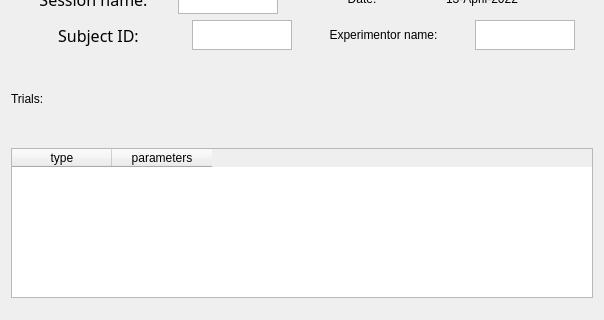
Qt form UI/create_session.ui (KehatSudri/Behavior_System2.0) before a commit; both pictures show x 0 to 604 and y 160 to 480 of the 604 by 769 pixel window.
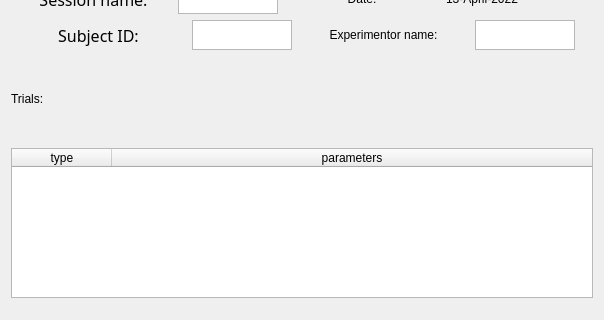
The same form after that commit.

What changed in the file:
```diff
--- a/UI/create_session.ui
+++ b/UI/create_session.ui
@@ -10,13 +10,28 @@
     <height>769</height>
    </rect>
   </property>
+  <property name="sizePolicy">
+   <sizepolicy hsizetype="Expanding" vsizetype="Expanding">
+    <horstretch>0</horstretch>
+    <verstretch>0</verstretch>
+   </sizepolicy>
+  </property>
   <property name="windowTitle">
    <string>MainWindow</string>
   </property>
   <widget class="QWidget" name="centralwidget">
+   <property name="sizePolicy">
+    <sizepolicy hsizetype="Expanding" vsizetype="Expanding">
+     <horstretch>0</horstretch>
+     <verstretch>0</verstretch>
+    </sizepolicy>
+   </property>
    <layout class="QGridLayout" name="gridLayout_2">
     <item row="0" column="0">
      <layout class="QGridLayout" name="gridLayout" rowstretch="1,1,1,1,10,1,1,0">
+      <property name="sizeConstraint">
+       <enum>QLayout::SetNoConstraint</enum>
+      </property>
       <item row="7" column="0">
        <layout class="QGridLayout" name="gridLayout_5" rowstretch="0,0,0,0,0,0" columnstretch="2,0,0,0,0">
         <item row="3" column="3">
@@ -606,11 +621,14 @@
        </layout>
       </item>
       <item row="4" column="0" rowspan="2">
-       <layout class="QGridLayout" name="trials_gridLayout_3" rowstretch="1,0" columnstretch="0">
+       <layout class="QGridLayout" name="trials_gridLayout_3" rowstretch="1,0">
+        <property name="sizeConstraint">
+         <enum>QLayout::SetNoConstraint</enum>
+        </property>
         <item row="1" column="0">
          <widget class="QTableWidget" name="trials_tableWidget">
           <property name="sizePolicy">
-           <sizepolicy hsizetype="Maximum" vsizetype="Maximum">
+           <sizepolicy hsizetype="Expanding" vsizetype="Expanding">
             <horstretch>0</horstretch>
             <verstretch>0</verstretch>
            </sizepolicy>
@@ -630,6 +648,12 @@
           <property name="styleSheet">
            <string notr="true">font: 12pt &quot;Gabriola&quot;;</string>
           </property>
+          <property name="sizeAdjustPolicy">
+           <enum>QAbstractScrollArea::AdjustToContents</enum>
+          </property>
+          <property name="editTriggers">
+           <set>QAbstractItemView::NoEditTriggers</set>
+          </property>
           <property name="selectionMode">
            <enum>QAbstractItemView::ExtendedSelection</enum>
           </property>
@@ -639,6 +663,18 @@
           <property name="columnCount">
            <number>2</number>
           </property>
+          <attribute name="horizontalHeaderCascadingSectionResizes">
+           <bool>true</bool>
+          </attribute>
+          <attribute name="horizontalHeaderStretchLastSection">
+           <bool>true</bool>
+          </attribute>
+          <attribute name="verticalHeaderCascadingSectionResizes">
+           <bool>true</bool>
+          </attribute>
+          <attribute name="verticalHeaderStretchLastSection">
+           <bool>true</bool>
+          </attribute>
           <column>
            <property name="text">
             <string>type</string>
```
Left out of the diff: 9 changed lines with no effect on the pictures.
